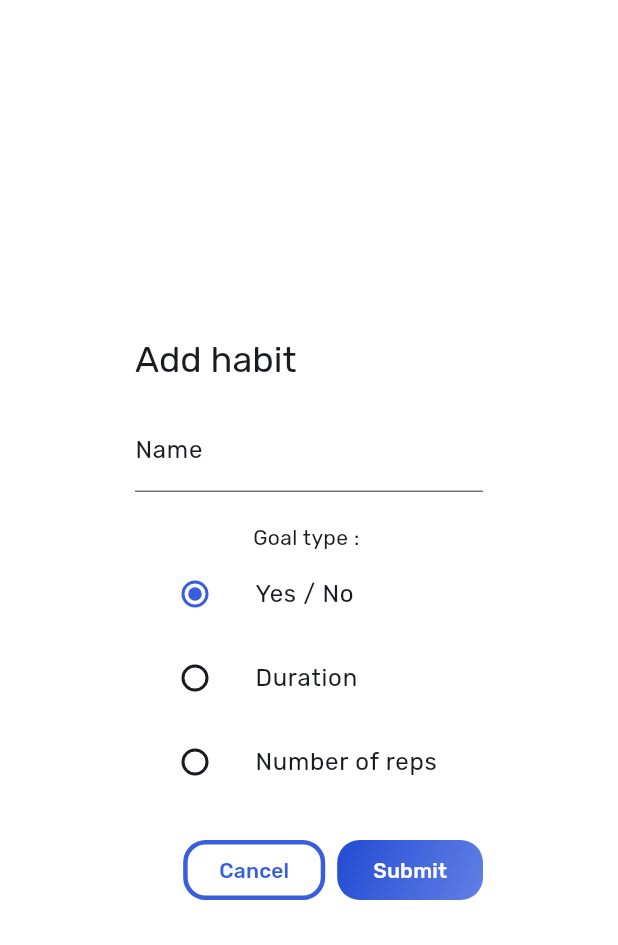
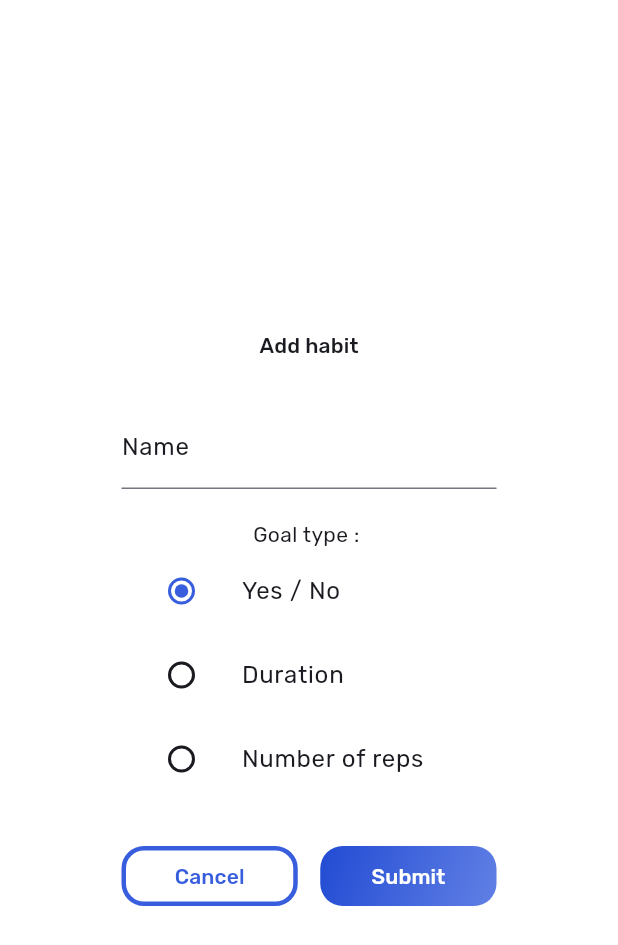
Before and after one commit to dashlime/habitstreaks, a Flutter app: the AddHabitDialog widget shown alone on an empty page, opened directly, on a phone screen of 412 x 824 dp. Shown: the top 945 px of the screen. Run offline on Flutter 3.47's test engine with Material 3 defaults, Android fonts, the light colour scheme and no system bars; our stand-ins replace drift, equatable; accounts and stored records are empty; generated files the repository leaves out were written again; key blocks and very long unbroken strings in the code were emptied for the run.

Commit message:
Implemented new custom dialogs

```diff
--- a/lib/view/dialogs/add_habit_dialog.dart
+++ b/lib/view/dialogs/add_habit_dialog.dart
@@ -1,6 +1,7 @@
 import 'package:flutter/material.dart';
 import 'package:habitstreaks/controllers/add_habit_dialog_controller.dart';
 import 'package:habitstreaks/main.dart';
+import 'package:habitstreaks/view/dialogs/alert_dialog_base.dart';
 import 'package:habitstreaks/view/utilities/duration_input_formatter.dart';
 import 'package:habitstreaks/view/widgets/buttons.dart';
 
@@ -40,8 +41,8 @@ class AddHabitDialogState extends State<AddHabitDialog> {
 
   @override
   Widget build(BuildContext context) {
-    return AlertDialog(
-      title: Text('Add habit'),
+    return AlertDialogBase(
+      title: 'Add habit',
       content: Column(
         mainAxisSize: MainAxisSize.min, // To make it wrap content only
         children: [
--- /dev/null
+++ b/lib/view/dialogs/alert_dialog_base.dart
@@ -0,0 +1,30 @@
+import 'package:flutter/material.dart';
+
+class AlertDialogBase extends StatelessWidget {
+  final String title;
+  final Widget content;
+  final List<Widget> actions;
+
+  const AlertDialogBase({super.key, required this.title, required this.content, required this.actions});
+
+  @override
+  Widget build(BuildContext context) {
+    return AlertDialog(
+      titlePadding: EdgeInsets.all(15),
+      contentPadding: EdgeInsets.all(15),
+      actionsPadding: EdgeInsets.all(15),
+      actionsAlignment: MainAxisAlignment.spaceBetween,
+      title: Center(child: Text(title, style: Theme.of(context).textTheme.titleSmall)),
+      content: content,
+      actions: [
+        Row(
+          spacing: 15,
+          children: [
+            for (var action in actions)
+              Expanded(child: action)
+          ],
+        )
+      ]
+    );
+  }
+}
--- a/lib/view/dialogs/update_duration_dialog.dart
+++ b/lib/view/dialogs/update_duration_dialog.dart
@@ -1,5 +1,6 @@
 import 'package:flutter/material.dart';
 import 'package:habitstreaks/controllers/input_checks.dart';
+import 'package:habitstreaks/view/dialogs/alert_dialog_base.dart';
 import 'package:habitstreaks/view/utilities/converters.dart';
 import 'package:habitstreaks/view/utilities/duration_input_formatter.dart';
 import 'package:habitstreaks/view/widgets/buttons.dart';
@@ -34,8 +35,8 @@ class UpdateDurationDialogState extends State<UpdateDurationDialog> {
 
   @override
   Widget build(BuildContext context) {
-    return AlertDialog(
-      title: Text(DateFormat("dd-MM-yyyy").format(widget.date)),
+    return AlertDialogBase(
+      title: DateFormat("dd-MM-yyyy").format(widget.date),
       content: Column(
         mainAxisSize: MainAxisSize.min, // To make it wrap content only
         children: [
--- a/lib/view/dialogs/update_reps_dialog.dart
+++ b/lib/view/dialogs/update_reps_dialog.dart
@@ -1,5 +1,6 @@
 import 'package:flutter/material.dart';
 import 'package:habitstreaks/controllers/input_checks.dart';
+import 'package:habitstreaks/view/dialogs/alert_dialog_base.dart';
 import 'package:habitstreaks/view/widgets/buttons.dart';
 import 'package:intl/intl.dart';
 
@@ -32,8 +33,8 @@ class UpdateRepsDialogState extends State<UpdateRepsDialog> {
 
   @override
   Widget build(BuildContext context) {
-    return AlertDialog(
-      title: Text(DateFormat("dd-MM-yyyy").format(widget.date)),
+    return AlertDialogBase(
+      title: DateFormat("dd-MM-yyyy").format(widget.date),
       content: Column(
         mainAxisSize: MainAxisSize.min, // To make it wrap content only
         children: [
```
